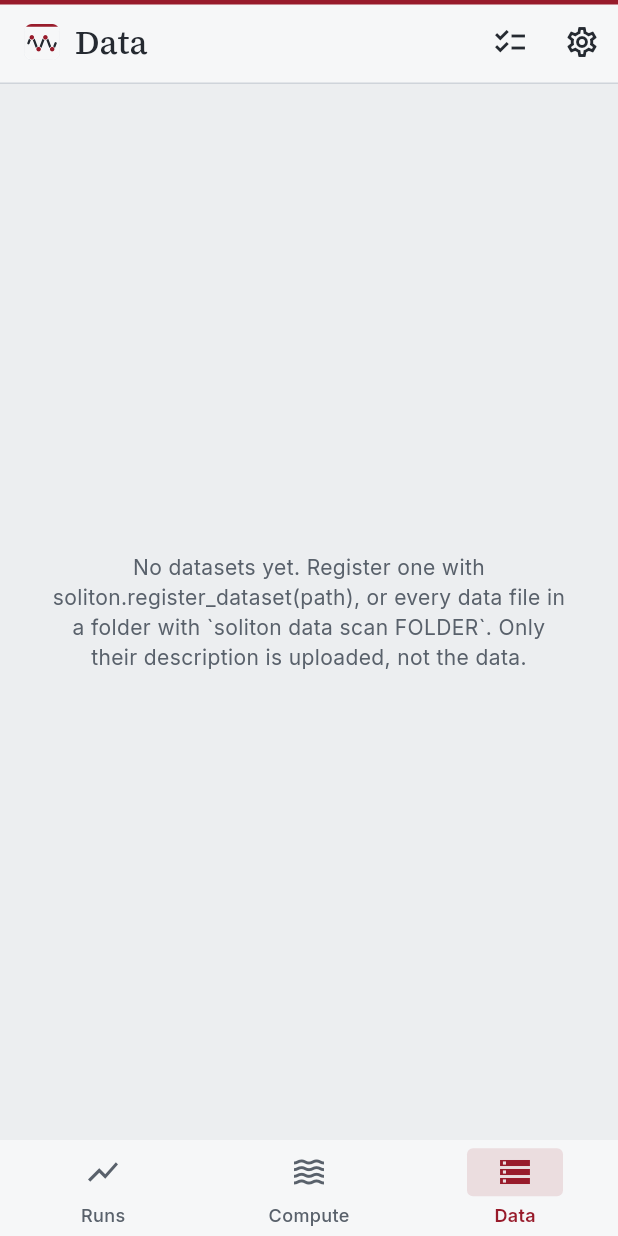
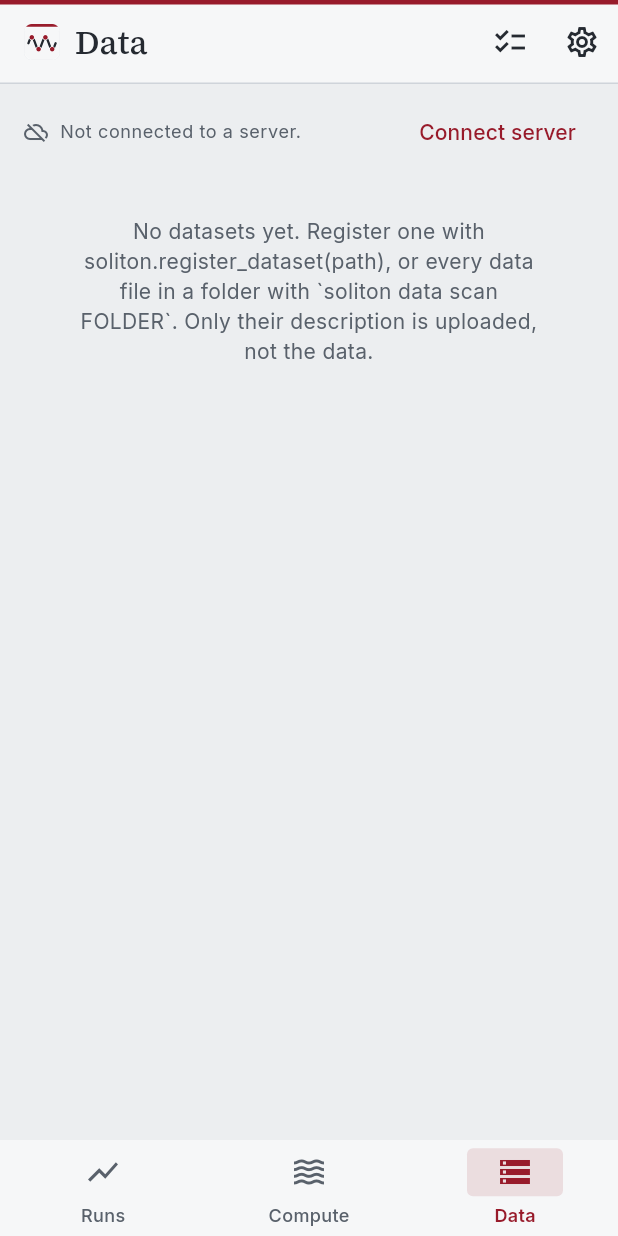
Before and after one commit to selimamar/soliton, a Flutter app: the DataScreen screen opened by its route, on a phone screen of 412 x 824 dp. Run offline on Flutter 3.47's test engine with Material 3 defaults, Android fonts, the phone set to English and light mode, and no system bars; our stand-ins replace fl_chart, flutter_riverpod, go_router, material_ui, share_plus, shared_preferences; accounts and stored records are empty.

Commit message:
Fix what reviewing the Sherlock changes found
- Charts that need more labels step down to round tick spacings
  (5, 2, 1) instead of halving, which labelled 0-10 as "3, 5, 8".
- A simulation linked under /runs (or a run under /compute) keeps its
  tab where both pages have it; Metrics and Diagnostics map to each
  other. Tested.
- Compute and Data also say "Not connected to a server", through one
  shared banner.
- Demo data off uses its own EmptyRunRepository instead of a flag on
  the mock one; the README says where data-source settings live.
- tool/sherlock_check/README.md: the scenarios, what the app should
  show, how to run them and compare with Slurm.
- Trillions read "1.5T"; formatClock's day count is readable again.

Co-Authored-By: Claude Opus 5.5 <noreply@anthropic.com>

```diff
--- a/lib/features/data/data_screen.dart
+++ b/lib/features/data/data_screen.dart
@@ -10,6 +10,7 @@ import '../../shared/formatters.dart';
 import '../../shared/search.dart';
 import '../../shared/selection.dart';
 import '../../shared/widgets/async_value_view.dart';
+import '../../shared/widgets/connection_banner.dart';
 import '../../shared/widgets/delete_dialog.dart';
 import '../../shared/widgets/picking_app_bar.dart';
 import '../../shared/widgets/stat_tile.dart';
@@ -83,17 +84,23 @@ class _DatasetsList extends ConsumerWidget {
     final theme = Theme.of(context);
     final picked = ref.watch(datasetSelectionProvider);
     if (datasets.isEmpty) {
-      return Center(
-        child: Padding(
+      return ListView(
+        padding: const EdgeInsets.fromLTRB(16, 8, 16, 32),
+        children: [
+          const ConnectionBanner(),
+          Padding(
             padding: const EdgeInsets.all(32),
             child: Text(
               'No datasets yet. Register one with soliton.register_dataset(path), or every '
               'data file in a folder with `soliton data scan FOLDER`. Only their description '
               'is uploaded, not the data.',
               textAlign: TextAlign.center,
-            style: theme.textTheme.bodyMedium?.copyWith(color: theme.colorScheme.onSurfaceVariant),
+              style: theme.textTheme.bodyMedium?.copyWith(
+                color: theme.colorScheme.onSurfaceVariant,
               ),
             ),
+          ),
+        ],
       );
     }
     final query = ref.watch(datasetSearchProvider);
@@ -119,6 +126,7 @@ class _DatasetsList extends ConsumerWidget {
                     provider: datasetSearchProvider,
                     hint: 'Search name, source, host, path…',
                   ),
+                  if (picked == null) const ConnectionBanner(),
                   const SizedBox(height: 12),
                   StatStrip(
                     stats: [
--- /dev/null
+++ b/lib/shared/widgets/connection_banner.dart
@@ -0,0 +1,37 @@
+import 'package:flutter_riverpod/flutter_riverpod.dart';
+import 'package:go_router/go_router.dart';
+import 'package:material_ui/material_ui.dart';
+
+import '../../app/routes.dart';
+import '../../data/providers.dart';
+
+/// One quiet line while no server is connected, with a way to connect one:
+/// "Not connected to a server." (the lists are empty for that reason), or,
+/// with demo data on, that what is shown is made up. Nothing once connected.
+class ConnectionBanner extends ConsumerWidget {
+  const ConnectionBanner({super.key});
+
+  @override
+  Widget build(BuildContext context, WidgetRef ref) {
+    if (ref.watch(connectionProvider) != null) return const SizedBox.shrink();
+    final demoData = ref.watch(demoDataProvider);
+    final theme = Theme.of(context);
+    final muted = theme.colorScheme.onSurfaceVariant;
+    return Row(
+      children: [
+        Icon(demoData ? Icons.science_outlined : Icons.cloud_off_outlined, size: 16, color: muted),
+        const SizedBox(width: 8),
+        Expanded(
+          child: Text(
+            demoData ? 'Demo data. Everything here is made up.' : 'Not connected to a server.',
+            style: theme.textTheme.bodySmall?.copyWith(color: muted),
+          ),
+        ),
+        TextButton(
+          onPressed: () => context.go(AppRoutes.server),
+          child: const Text('Connect server'),
+        ),
+      ],
+    );
+  }
+}
--- a/lib/shared/widgets/line_chart_card.dart
+++ b/lib/shared/widgets/line_chart_card.dart
@@ -344,11 +344,11 @@ class _LinearYAxis implements _YAxis {
     min = scale.min;
     max = scale.max;
     // Labels at the ends aren't drawn (see _axisLabel), so 0–100 % in steps
-    // of 50 would be labelled only "50%": halve the steps until at least
-    // two labels fall between the ends.
+    // of 50 would be labelled only "50%": use smaller round steps until at
+    // least two labels fall between the ends.
     var step = scale.interval;
     while (step > 0 && (max - min) / step < 3 - 1e-9) {
-      step /= 2;
+      step = smallerNiceInterval(step);
     }
     interval = step;
   }
```
Also changed, not shown: lib/data/empty_run_repository.dart (added, +71 -0 lines), lib/data/mock/mock_run_repository.dart (+3 -11 lines), lib/data/providers.dart (+5 -2 lines), lib/features/compute/simulation_screen.dart (+8 -1 lines), lib/features/compute/simulations_screen.dart (+11 -3 lines), lib/features/run_detail/run_detail_screen.dart (+10 -1 lines), lib/features/runs_list/runs_list_screen.dart (+2 -32 lines), lib/shared/axis_scale.dart (+12 -0 lines), lib/shared/formatters.dart (+7 -11 lines), 7 other files. Lines whose indentation alone changed are shown as unchanged.
